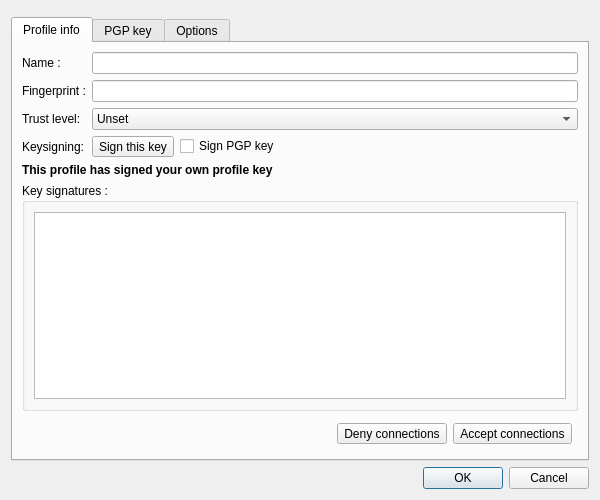
Above: retroshare-gui/src/gui/connect/PGPKeyDialog.ui from RetroShare/RetroShare before the change. Below: the same form after it.
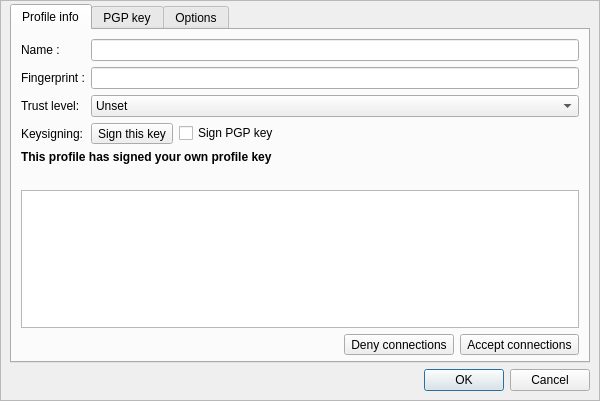
That is the form after the change. The open tabs and pages were chosen to show the change. Icons and pictures are not drawn. Custom widgets are drawn as their Qt base class.

Commit message: Layout fixes on the profile dialog

Diff of the .ui file:
```diff
--- a/retroshare-gui/src/gui/connect/PGPKeyDialog.ui
+++ b/retroshare-gui/src/gui/connect/PGPKeyDialog.ui
@@ -7,33 +7,66 @@
     <x>0</x>
     <y>0</y>
     <width>600</width>
-    <height>500</height>
+    <height>401</height>
    </rect>
   </property>
   <property name="windowTitle">
-   <string>Dialog</string>
+   <string>Retroshare profile</string>
+  </property>
+  <layout class="QGridLayout" name="gridLayout_4">
+   <property name="leftMargin">
+    <number>0</number>
+   </property>
+   <property name="topMargin">
+    <number>0</number>
+   </property>
+   <property name="rightMargin">
+    <number>0</number>
+   </property>
+   <property name="bottomMargin">
+    <number>0</number>
+   </property>
+   <property name="spacing">
+    <number>0</number>
+   </property>
+   <item row="2" column="0">
+    <widget class="QFrame" name="frame">
+     <property name="frameShape">
+      <enum>QFrame::StyledPanel</enum>
+     </property>
+     <property name="frameShadow">
+      <enum>QFrame::Raised</enum>
   </property>
   <layout class="QGridLayout" name="gridLayout_3">
-   <item row="0" column="0">
-    <widget class="HeaderFrame" name="headerFrame">
-     <property name="frameShape">
-      <enum>QFrame::NoFrame</enum>
-     </property>
-     <property name="frameShadow">
-      <enum>QFrame::Plain</enum>
+      <property name="topMargin">
+       <number>3</number>
+      </property>
+      <item row="2" column="0">
+       <widget class="QDialogButtonBox" name="buttonBox">
+        <property name="orientation">
+         <enum>Qt::Horizontal</enum>
+        </property>
+        <property name="standardButtons">
+         <set>QDialogButtonBox::Cancel|QDialogButtonBox::Ok</set>
      </property>
     </widget>
    </item>
    <item row="1" column="0">
     <widget class="QTabWidget" name="stabWidget">
      <property name="currentIndex">
-      <number>2</number>
+         <number>0</number>
      </property>
      <widget class="QWidget" name="tab">
       <attribute name="title">
        <string>Profile info</string>
       </attribute>
       <layout class="QGridLayout" name="gridLayout_2">
+          <property name="bottomMargin">
+           <number>0</number>
+          </property>
+          <property name="verticalSpacing">
+           <number>6</number>
+          </property>
        <item row="0" column="0">
         <layout class="QHBoxLayout" name="horizontalLayout_2">
          <item>
@@ -201,45 +234,16 @@
          </item>
         </layout>
        </item>
-       <item row="1" column="0">
-        <widget class="QLabel" name="is_signing_me">
-         <property name="font">
-          <font>
-           <weight>75</weight>
-           <bold>true</bold>
-          </font>
-         </property>
-         <property name="text">
-          <string>This profile has signed your own profile key</string>
-         </property>
-        </widget>
-       </item>
-       <item row="2" column="0">
-        <widget class="QGroupBox" name="signersBox">
-         <property name="title">
-          <string>Key signatures :</string>
-         </property>
-         <layout class="QVBoxLayout" name="_11">
-          <item>
-           <widget class="RSTextBrowser" name="signers">
-            <property name="toolTip">
-             <string>&lt;html&gt;&lt;head/&gt;&lt;body&gt;&lt;p&gt;&lt;span style=&quot; font-size:10pt;&quot;&gt;Signing a friend's key is a way to express your trust into this friend, to your other friends. The signatures below cryptographically attest that owners of the listed keys recognise the current PGP key as authentic.&lt;/span&gt;&lt;/p&gt;&lt;/body&gt;&lt;/html&gt;</string>
-            </property>
-           </widget>
-          </item>
-         </layout>
-        </widget>
-       </item>
        <item row="3" column="0">
         <layout class="QHBoxLayout" name="friendAndSignLayout">
          <property name="leftMargin">
           <number>6</number>
          </property>
          <property name="topMargin">
-          <number>6</number>
+             <number>0</number>
          </property>
          <property name="rightMargin">
-          <number>6</number>
+             <number>0</number>
          </property>
          <property name="bottomMargin">
           <number>6</number>
@@ -317,6 +321,43 @@
          </item>
         </layout>
        </item>
+          <item row="2" column="0">
+           <layout class="QVBoxLayout" name="verticalLayout">
+            <item>
+             <widget class="QLabel" name="signersLabel">
+              <property name="text">
+               <string/>
+              </property>
+             </widget>
+            </item>
+            <item>
+             <widget class="RSTextBrowser" name="signers">
+              <property name="sizePolicy">
+               <sizepolicy hsizetype="Expanding" vsizetype="Preferred">
+                <horstretch>0</horstretch>
+                <verstretch>0</verstretch>
+               </sizepolicy>
+              </property>
+              <property name="toolTip">
+               <string>&lt;html&gt;&lt;head/&gt;&lt;body&gt;&lt;p&gt;&lt;span style=&quot; font-size:10pt;&quot;&gt;Signing a friend's key is a way to express your trust into this friend, to your other friends. The signatures below cryptographically attest that owners of the listed keys recognise the current PGP key as authentic.&lt;/span&gt;&lt;/p&gt;&lt;/body&gt;&lt;/html&gt;</string>
+              </property>
+             </widget>
+            </item>
+           </layout>
+          </item>
+          <item row="1" column="0">
+           <widget class="QLabel" name="is_signing_me">
+            <property name="font">
+             <font>
+              <weight>75</weight>
+              <bold>true</bold>
+             </font>
+            </property>
+            <property name="text">
+             <string>This profile has signed your own profile key</string>
+            </property>
+           </widget>
+          </item>
       </layout>
      </widget>
      <widget class="QWidget" name="widget">
@@ -471,13 +512,16 @@
      </widget>
     </widget>
    </item>
-   <item row="2" column="0">
-    <widget class="QDialogButtonBox" name="buttonBox">
-     <property name="orientation">
-      <enum>Qt::Horizontal</enum>
+     </layout>
+    </widget>
+   </item>
+   <item row="1" column="0">
+    <widget class="HeaderFrame" name="headerFrame">
+     <property name="frameShape">
+      <enum>QFrame::NoFrame</enum>
      </property>
-     <property name="standardButtons">
-      <set>QDialogButtonBox::Cancel|QDialogButtonBox::Ok</set>
+     <property name="frameShadow">
+      <enum>QFrame::Plain</enum>
      </property>
     </widget>
    </item>
```
Lines whose indentation alone changed are shown as unchanged. The commit also changes 1 other file.
